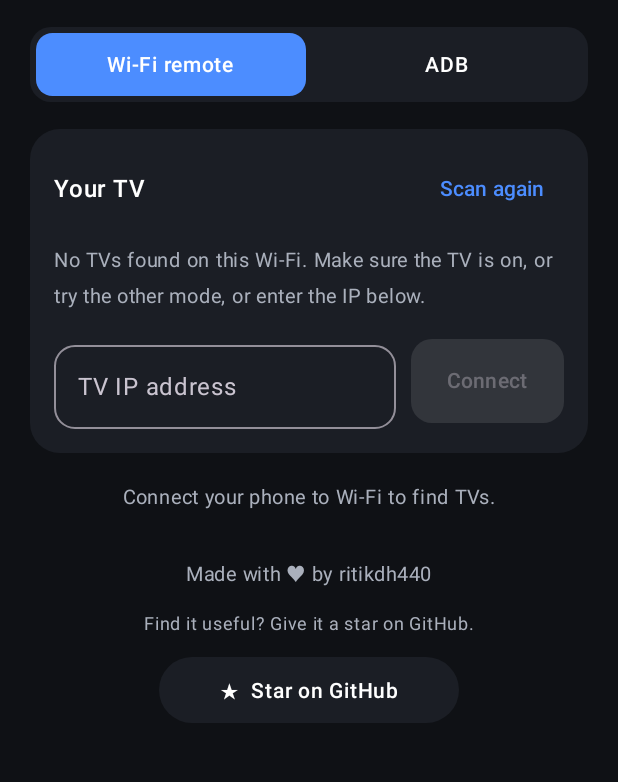
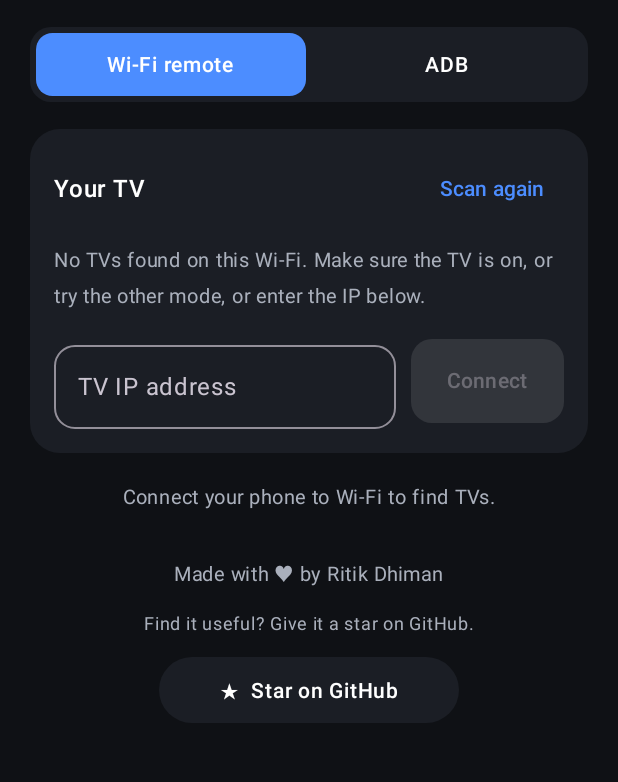
Before and after one commit to ritikdh440/Open-TV-Remote, an Android app built with Jetpack Compose: the screen it shows after launch (MainActivity), on a phone screen of 412 x 824 dp, the part 84-866 px from its top. Run offline under Robolectric (Android 15) with nearby library versions, the phone set to English and light mode, and no system bars; libraries missing offline, so code that uses them is left out: org.bouncycastle.asn1, org.bouncycastle.cert, org.bouncycastle.operator.

Commit message:
Update author name in MainActivity.kt

```diff
--- a/app/src/main/java/com/opentvremote/MainActivity.kt
+++ b/app/src/main/java/com/opentvremote/MainActivity.kt
@@ -103,8 +103,8 @@ class TvClient(private val dir: File) {
 
 enum class Mode { ATV, ADB }
 
-// ---- About / signature (edit these two lines) ----
-private const val AUTHOR_NAME = "ritikdh440"
+// ---- About / signature
+private const val AUTHOR_NAME = "Ritik Dhiman"
 private const val REPO_URL = "https://github.com/ritikdh440/Open-TV-Remote"
 
 // ---------- Network scan (auto-detect TVs) ----------
```
